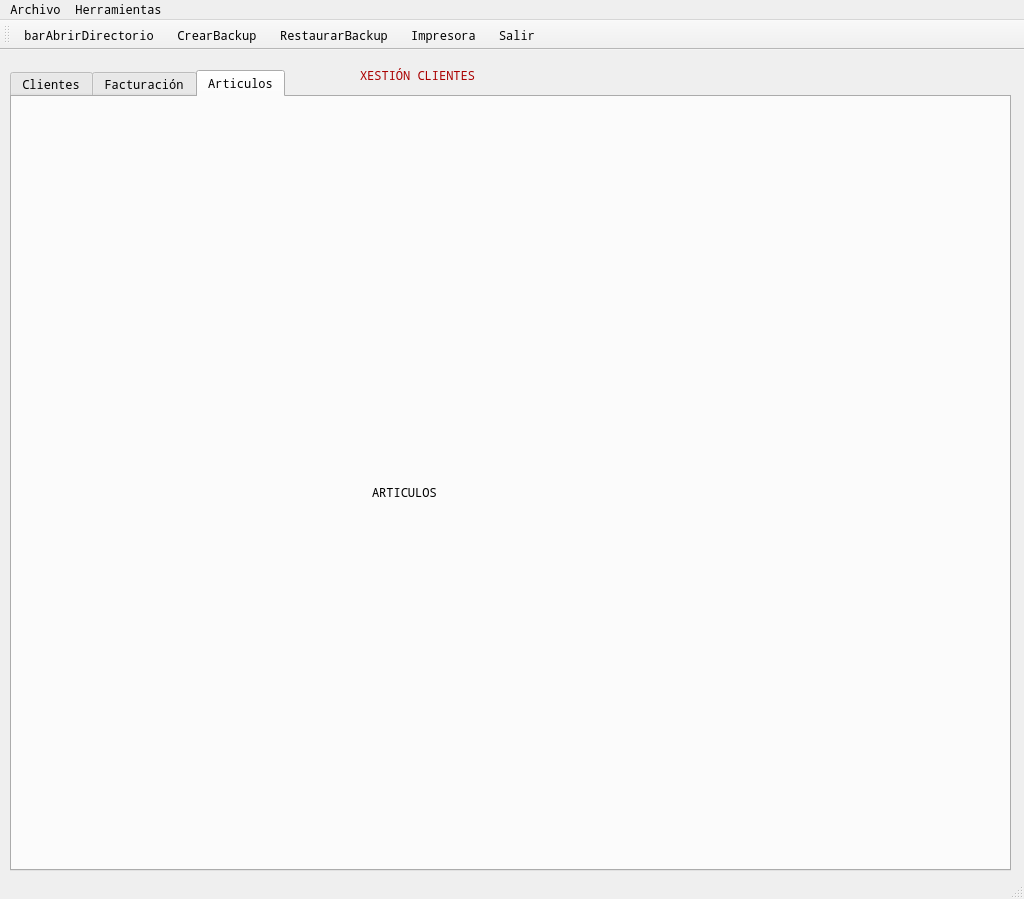
Qt form window.ui (rulonunhez/nunezsantos) before a commit.
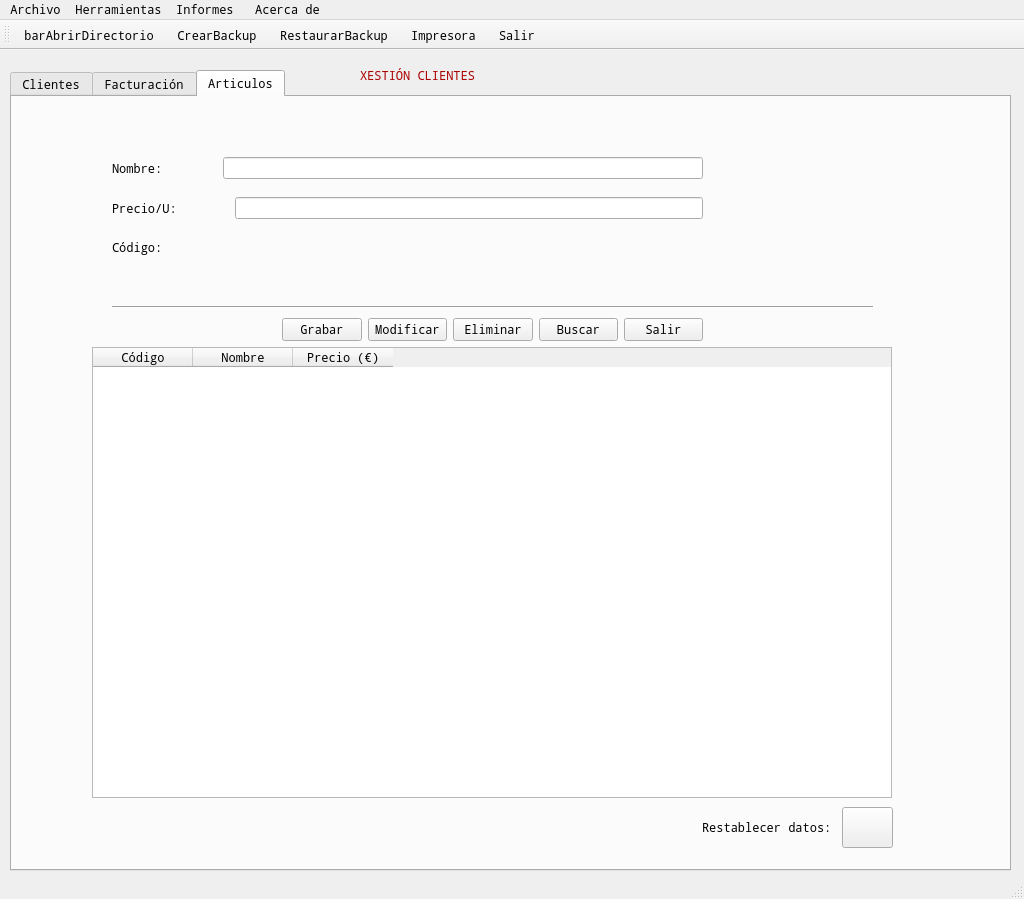
The same form after that commit. The open tabs and pages were chosen to show the change. Icons and pictures are not drawn.

Patch:
```diff
--- a/window.ui
+++ b/window.ui
@@ -1075,6 +1075,237 @@
        <string>ARTICULOS</string>
       </property>
      </widget>
+     <widget class="QPushButton" name="btnRestablecer_2">
+      <property name="geometry">
+       <rect>
+        <x>830</x>
+        <y>710</y>
+        <width>51</width>
+        <height>41</height>
+       </rect>
+      </property>
+      <property name="text">
+       <string/>
+      </property>
+      <property name="icon">
+       <iconset>
+        <normaloff>img/Recarga.png</normaloff>img/Recarga.png</iconset>
+      </property>
+     </widget>
+     <widget class="Line" name="line_2">
+      <property name="geometry">
+       <rect>
+        <x>100</x>
+        <y>200</y>
+        <width>761</width>
+        <height>20</height>
+       </rect>
+      </property>
+      <property name="orientation">
+       <enum>Qt::Horizontal</enum>
+      </property>
+     </widget>
+     <widget class="QTableWidget" name="tabArts">
+      <property name="geometry">
+       <rect>
+        <x>80</x>
+        <y>250</y>
+        <width>800</width>
+        <height>451</height>
+       </rect>
+      </property>
+      <attribute name="verticalHeaderDefaultSectionSize">
+       <number>40</number>
+      </attribute>
+      <column>
+       <property name="text">
+        <string>Código</string>
+       </property>
+      </column>
+      <column>
+       <property name="text">
+        <string>Nombre</string>
+       </property>
+      </column>
+      <column>
+       <property name="text">
+        <string>Precio (€)</string>
+       </property>
+      </column>
+     </widget>
+     <widget class="QLabel" name="lblRestablecer_2">
+      <property name="geometry">
+       <rect>
+        <x>690</x>
+        <y>710</y>
+        <width>141</width>
+        <height>41</height>
+       </rect>
+      </property>
+      <property name="text">
+       <string>Restablecer datos:</string>
+      </property>
+     </widget>
+     <widget class="QWidget" name="horizontalLayoutWidget_4">
+      <property name="geometry">
+       <rect>
+        <x>270</x>
+        <y>220</y>
+        <width>421</width>
+        <height>25</height>
+       </rect>
+      </property>
+      <layout class="QHBoxLayout" name="horizontalLayout_4">
+       <item>
+        <widget class="QPushButton" name="btnGrabaArticulo">
+         <property name="text">
+          <string>Grabar</string>
+         </property>
+        </widget>
+       </item>
+       <item>
+        <widget class="QPushButton" name="btnModifArticulo">
+         <property name="text">
+          <string>Modificar</string>
+         </property>
+        </widget>
+       </item>
+       <item>
+        <widget class="QPushButton" name="btnBajaArticulo">
+         <property name="text">
+          <string>Eliminar</string>
+         </property>
+        </widget>
+       </item>
+       <item>
+        <widget class="QPushButton" name="btnBuscarArt">
+         <property name="text">
+          <string>Buscar</string>
+         </property>
+        </widget>
+       </item>
+       <item>
+        <widget class="QPushButton" name="btnSalir">
+         <property name="text">
+          <string>Salir</string>
+         </property>
+        </widget>
+       </item>
+      </layout>
+     </widget>
+     <widget class="QWidget" name="horizontalLayoutWidget_7">
+      <property name="geometry">
+       <rect>
+        <x>100</x>
+        <y>60</y>
+        <width>591</width>
+        <height>22</height>
+       </rect>
+      </property>
+      <layout class="QHBoxLayout" name="horizontalLayout_7">
+       <property name="spacing">
+        <number>3</number>
+       </property>
+       <item>
+        <widget class="QLabel" name="lblNombreArt">
+         <property name="styleSheet">
+          <string notr="true">font: 8pt &quot;MS Shell Dlg 2&quot;;
+</string>
+         </property>
+         <property name="text">
+          <string>Nombre:        </string>
+         </property>
+        </widget>
+       </item>
+       <item>
+        <widget class="QLineEdit" name="txtNombreArt">
+         <property name="enabled">
+          <bool>true</bool>
+         </property>
+         <property name="sizePolicy">
+          <sizepolicy hsizetype="Expanding" vsizetype="Fixed">
+           <horstretch>0</horstretch>
+           <verstretch>0</verstretch>
+          </sizepolicy>
+         </property>
+        </widget>
+       </item>
+      </layout>
+     </widget>
+     <widget class="QWidget" name="horizontalLayoutWidget_8">
+      <property name="geometry">
+       <rect>
+        <x>100</x>
+        <y>100</y>
+        <width>591</width>
+        <height>22</height>
+       </rect>
+      </property>
+      <layout class="QHBoxLayout" name="horizontalLayout_8">
+       <property name="spacing">
+        <number>0</number>
+       </property>
+       <item>
+        <widget class="QLabel" name="lblPrecioArt">
+         <property name="styleSheet">
+          <string notr="true">font: 8pt &quot;MS Shell Dlg 2&quot;;
+</string>
+         </property>
+         <property name="text">
+          <string>Precio/U:        </string>
+         </property>
+        </widget>
+       </item>
+       <item>
+        <widget class="QLineEdit" name="txtPrecioArt">
+         <property name="enabled">
+          <bool>true</bool>
+         </property>
+         <property name="sizePolicy">
+          <sizepolicy hsizetype="Expanding" vsizetype="Fixed">
+           <horstretch>0</horstretch>
+           <verstretch>0</verstretch>
+          </sizepolicy>
+         </property>
+        </widget>
+       </item>
+      </layout>
+     </widget>
+     <widget class="QWidget" name="horizontalLayoutWidget_9">
+      <property name="geometry">
+       <rect>
+        <x>100</x>
+        <y>140</y>
+        <width>591</width>
+        <height>21</height>
+       </rect>
+      </property>
+      <layout class="QHBoxLayout" name="horizontalLayout_9">
+       <property name="spacing">
+        <number>0</number>
+       </property>
+       <item>
+        <widget class="QLabel" name="lblCodigo">
+         <property name="maximumSize">
+          <size>
+           <width>70</width>
+           <height>16777215</height>
+          </size>
+         </property>
+         <property name="text">
+          <string>Código:</string>
+         </property>
+        </widget>
+       </item>
+       <item>
+        <widget class="QLabel" name="lblResulCodigo">
+         <property name="text">
+          <string/>
+         </property>
+        </widget>
+       </item>
+      </layout>
+     </widget>
     </widget>
    </widget>
   </widget>
@@ -1109,8 +1340,21 @@
     <addaction name="actionCrear_Backup"/>
     <addaction name="actionRecuperar_Backup"/>
    </widget>
+   <widget class="QMenu" name="menuInformes">
+    <property name="title">
+     <string>Informes </string>
+    </property>
+    <addaction name="actionListado_Clientes"/>
+   </widget>
+   <widget class="QMenu" name="menuAcerca_de">
+    <property name="title">
+     <string>Acerca de</string>
+    </property>
+   </widget>
    <addaction name="menuArchivo"/>
    <addaction name="menuHerramientas"/>
+   <addaction name="menuInformes"/>
+   <addaction name="menuAcerca_de"/>
   </widget>
   <widget class="QStatusBar" name="statusbar"/>
   <widget class="QToolBar" name="toolBar">
```
Left out of the diff: 24 changed lines with no effect on the pictures.
